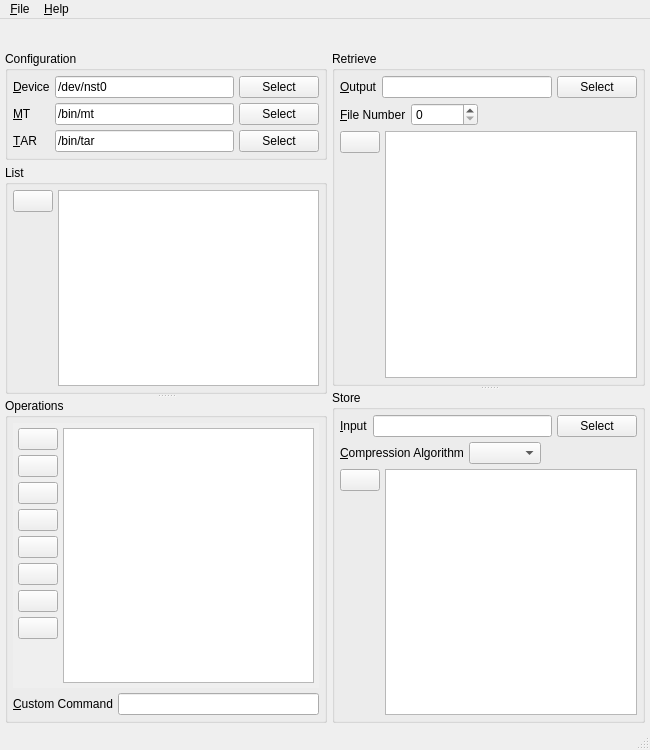
Old version of the form UI/spinware.ui in the repository textbrowser/spinware.
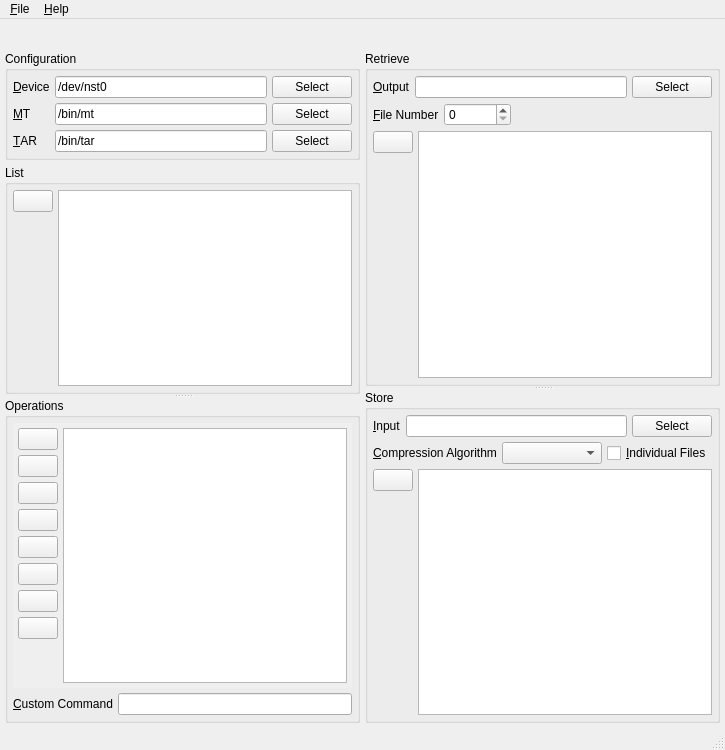
New version of the form. Icons and pictures are not drawn.

Commit message: Allow individual directory writes.

What changed in the file:
```diff
--- a/UI/spinware.ui
+++ b/UI/spinware.ui
@@ -6,7 +6,7 @@
    <rect>
     <x>0</x>
     <y>0</y>
-    <width>650</width>
+    <width>725</width>
     <height>750</height>
    </rect>
   </property>
@@ -257,7 +257,7 @@
               <rect>
                <x>0</x>
                <y>0</y>
-               <width>293</width>
+               <width>321</width>
                <height>326</height>
               </rect>
              </property>
@@ -668,17 +668,14 @@
              </widget>
             </item>
             <item>
-             <spacer name="horizontalSpacer_3">
-              <property name="orientation">
-               <enum>Qt::Horizontal</enum>
+             <widget class="QCheckBox" name="individual">
+              <property name="toolTip">
+               <string>If the input path specifies a directory, the contents of the specified directory will be individually archived.</string>
               </property>
-              <property name="sizeHint" stdset="0">
-               <size>
-                <width>40</width>
-                <height>20</height>
-               </size>
+              <property name="text">
+               <string>&amp;Individual Files</string>
               </property>
-             </spacer>
+             </widget>
             </item>
            </layout>
           </item>
@@ -748,7 +745,7 @@
     <rect>
      <x>0</x>
      <y>0</y>
-     <width>650</width>
+     <width>725</width>
      <height>27</height>
     </rect>
    </property>
```
Left out of the diff: 1 changed line with no effect on the pictures. The commit also changes 3 other files.
